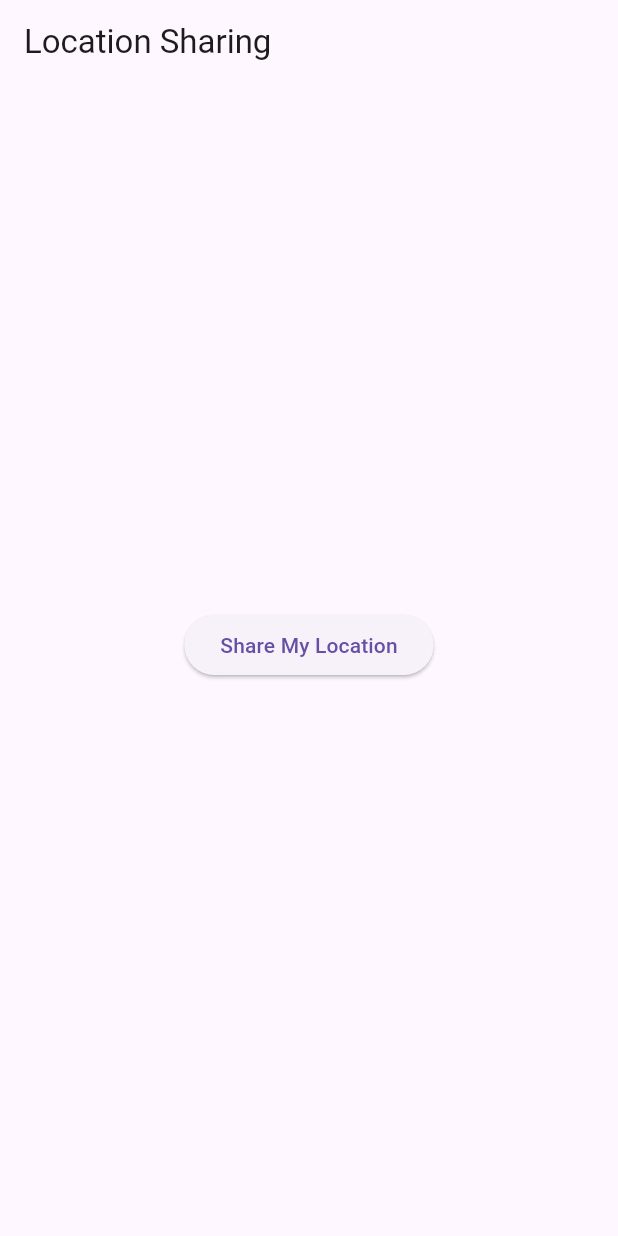
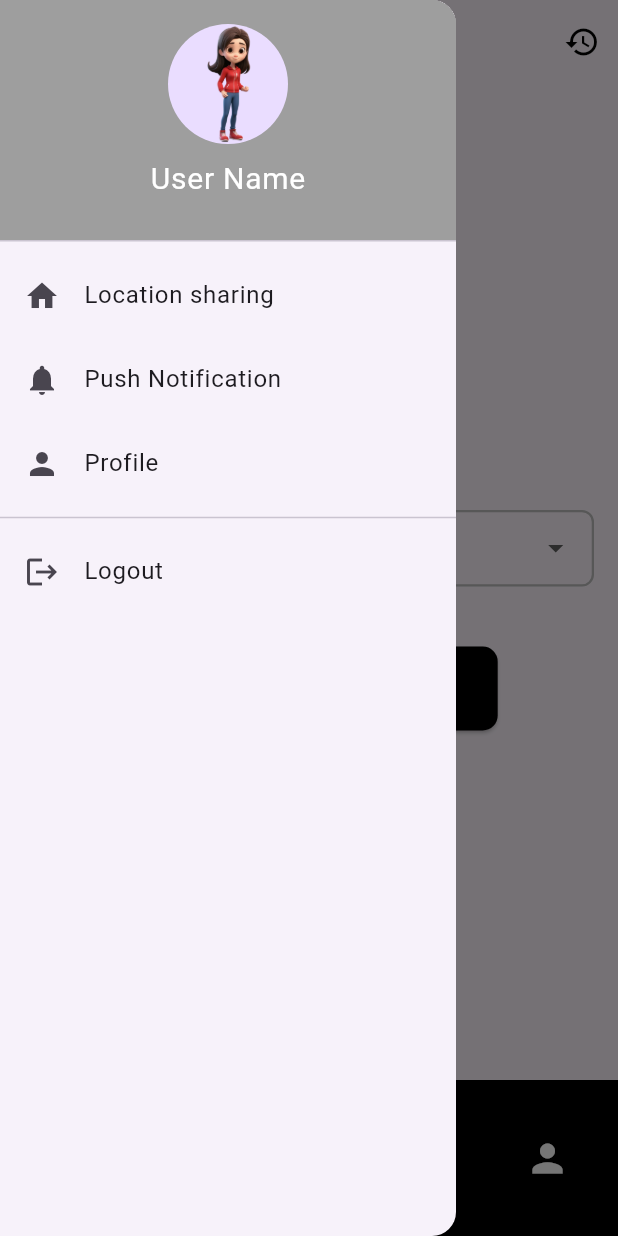
Before and after one commit to Davda-James/driver, a Flutter app: the screen it shows after launch, with the side drawer open (before the commit the screen has no drawer), on a phone screen of 412 x 824 dp. Run offline on Flutter 3.47's test engine with Material 3 defaults, Android fonts, the phone set to English and light mode, and no system bars; drawn by our look-alikes of google_nav_bar; our stand-ins replace firebase_core, firebase_database, geolocator; accounts and stored records are empty.

Commit message:
driver app started

```diff
--- /dev/null
+++ b/lib/bottomnavigationbar.dart
@@ -0,0 +1,58 @@
+import 'package:flutter/material.dart';
+import 'package:google_nav_bar/google_nav_bar.dart';
+
+class BottomNavBar extends StatelessWidget {
+  final int selectedIndex;
+  final Function(int) onTabChange;
+
+  const BottomNavBar({
+    Key? key,
+    required this.selectedIndex,
+    required this.onTabChange,
+  }) : super(key: key);
+
+  @override
+  Widget build(BuildContext context) {
+    return Container(
+      color: Colors.black,
+      child: Padding(
+        padding: const EdgeInsets.symmetric(horizontal: 15, vertical: 20),
+        child: GNav(
+          backgroundColor: Colors.black,
+          color: Colors.white,
+          rippleColor: Colors.black,
+          haptic: true,
+          tabBorderRadius: 30,
+          tabActiveBorder: Border.all(color: Colors.grey, width: 1),
+          tabBorder: Border.all(color: Colors.black, width: 1),
+          tabShadow: [
+            BoxShadow(color: Colors.black.withOpacity(0.5), blurRadius: 8),
+          ],
+          curve: Curves.fastOutSlowIn,
+          duration: const Duration(milliseconds: 250),
+          gap: 8,
+          activeColor: Colors.white,
+          iconSize: 30,
+          tabBackgroundColor: Colors.grey.shade500,
+          padding: const EdgeInsets.all(16),
+          tabs: [
+            GButton(
+              icon: Icons.home,
+              text: 'Home',
+            ),
+            GButton(
+              icon: Icons.notifications,
+              text: 'notification setting',
+            ),
+            GButton(
+              icon: Icons.person,
+              text: 'Profile',
+            ),
+          ],
+          selectedIndex: selectedIndex,
+          onTabChange: onTabChange,
+        ),
+      ),
+    );
+  }
+}
--- /dev/null
+++ b/lib/home.dart
@@ -0,0 +1,172 @@
+import 'package:flutter/material.dart';
+import 'sidebar.dart';
+import 'bottomnavigationbar.dart';
+import 'Notification.dart';
+import 'profile.dart';
+import 'notificationhsitory.dart';
+
+void main() {
+  runApp(MyApp());
+}
+
+class MyApp extends StatelessWidget {
+  @override
+  Widget build(BuildContext context) {
+    return MaterialApp(
+      title: 'Home Page',
+      theme: ThemeData(
+        primarySwatch: Colors.blue,
+      ),
+      home: HomePage(),
+    );
+  }
+}
+
+class HomePage extends StatefulWidget {
+  @override
+  _HomePageState createState() => _HomePageState();
+}
+
+class _HomePageState extends State<HomePage> {
+  int _selectedIndex = 0; // State variable to track the selected index
+  String _selectedBus = 'Bus A'; // Default bus selection
+
+  void _onSidebarItemSelected(int index) {
+    setState(() {
+      _selectedIndex = index;
+    });
+  }
+
+  void _onTabChange(int index) {
+    setState(() {
+      _selectedIndex = index;
+    });
+
+    // Navigate based on the selected tab
+    switch (index) {
+      case 0:
+      // Navigate to Home or refresh the current page
+        break;
+      case 1:
+        Navigator.push(
+          context,
+          MaterialPageRoute(builder: (context) => NotificationSettingsPage()),
+        );
+        break;
+
+      case 2:
+        Navigator.push(
+          context,
+          MaterialPageRoute(builder: (context) => ProfilePage()),
+        );
+        break;
+    }
+  }
+
+  void _shareLocation() {
+    // Implement location sharing logic here
+    ScaffoldMessenger.of(context).showSnackBar(
+      SnackBar(content: Text('Sharing location...')),
+    );
+  }
+
+  @override
+  Widget build(BuildContext context) {
+    return Scaffold(
+      appBar: AppBar(title: Text('Home Page'),
+        actions: [IconButton(
+          icon: Icon(Icons.history, color: Colors.black), // Back arrow icon
+          onPressed: () {
+            Navigator.of(context).push(MaterialPageRoute(builder: (context) => NotificationHistoryPage()));
+             // Navigate back to the previous page
+          },
+        ),
+        ],
+
+      ),
+      drawer: SideBar(
+        onItemSelected: _onSidebarItemSelected,
+      ),
+      body: Center(
+        child: SingleChildScrollView(
+          padding: EdgeInsets.all(16.0),
+          child: Column(
+            mainAxisAlignment: MainAxisAlignment.center,
+            crossAxisAlignment: CrossAxisAlignment.center,
+            children: [
+              // Dropdown for bus selection
+              Text(
+                'Select Bus',
+                style: TextStyle(
+                  fontSize: 22,
+                  fontWeight: FontWeight.bold,
+                  color: Colors.black,
+                ),
+              ),
+              SizedBox(height: 20),
+
+              // Updated Dropdown with a minimalistic and modern design
+              Container(
+                padding: EdgeInsets.symmetric(horizontal: 12),
+                decoration: BoxDecoration(
+                  borderRadius: BorderRadius.circular(8.0),
+                  border: Border.all(
+                    color: Colors.grey.shade400,
+                    width: 1.5,
+                  ),
+                ),
+                child: DropdownButtonHideUnderline(
+                  child: DropdownButton<String>(
+                    value: _selectedBus,
+                    isExpanded: true,
+                    icon: Icon(Icons.arrow_drop_down),
+                    onChanged: (String? newValue) {
+                      setState(() {
+                        _selectedBus = newValue!;
+                      });
+                    },
+                    items: <String>['Bus A', 'Bus B', 'Bus C']
+                        .map<DropdownMenuItem<String>>((String value) {
+                      return DropdownMenuItem<String>(
+                        value: value,
+                        child: Text(
+                          value,
+                          style: TextStyle(fontSize: 16),
+                        ),
+                      );
+                    }).toList(),
+                    hint: Text(
+                      'Choose a time slot',
+                      style: TextStyle(color: Colors.grey),
+                    ),
+                  ),
+                ),
+              ),
+              SizedBox(height: 40),
+
+              // Center the button with more styling
+              ElevatedButton(
+                onPressed: _shareLocation,
+                style: ElevatedButton.styleFrom(
+                  padding: EdgeInsets.symmetric(horizontal: 50, vertical: 15),
+                  shape: RoundedRectangleBorder(
+                    borderRadius: BorderRadius.circular(10),
+                  ),
+                  backgroundColor: Colors.black, // Button color
+                ),
+                child: Text(
+                  'Share My Location',
+                  style: TextStyle(fontSize: 18, color: Colors.white),
+                ),
+              ),
+            ],
+          ),
+        ),
+      ),
+      bottomNavigationBar: BottomNavBar(
+        selectedIndex: _selectedIndex,
+        onTabChange: _onTabChange,
+      ),
+    );
+  }
+}
--- a/lib/main.dart
+++ b/lib/main.dart
@@ -2,6 +2,7 @@ import 'package:flutter/material.dart';
 import 'package:firebase_core/firebase_core.dart';
 import 'LocationSharingScreen.dart';
 import 'firebase_options.dart';
+import 'home.dart';
 
 void main() async {
   WidgetsFlutterBinding.ensureInitialized();
@@ -13,8 +14,9 @@ class MyApp extends StatelessWidget {
   @override
   Widget build(BuildContext context) {
     return MaterialApp(
-      title: 'Location Sharing App',
-      home: LocationSharingScreen(),
+      debugShowCheckedModeBanner: false,
+      title: 'home',
+      home: HomePage(),
     );
   }
 }
--- /dev/null
+++ b/lib/sidebar.dart
@@ -0,0 +1,77 @@
+import 'package:flutter/material.dart';
+import 'home.dart';
+import 'Notification.dart';
+import 'profile.dart';
+
+
+
+class SideBar extends StatelessWidget {
+  final Function(int) onItemSelected;
+
+  const SideBar({super.key, required this.onItemSelected});
+
+  @override
+  Widget build(BuildContext context) {
+    return Drawer(
+      child:
+      ListView(
+        padding: EdgeInsets.zero,
+        children: [
+          DrawerHeader(
+            decoration: BoxDecoration(
+              color: Colors.grey.shade500,
+            ),
+            child: const Column(
+              children: [
+                CircleAvatar(
+                  radius: 40,
+                  backgroundImage: AssetImage('assets/images/pfp.png'), // Add your own image
+                ),
+                SizedBox(height: 8),
+                Text(
+                  'User Name',
+                  style: TextStyle(color: Colors.white, fontSize: 20),
+                ),
+              ],
+            ),
+          ),
+          ListTile(
+            leading: const Icon(Icons.home),
+            title: const Text('Location sharing'),
+            onTap: () {
+              onItemSelected(0);
+              Navigator.of(context).push(MaterialPageRoute(builder: (context) => HomePage()));
+
+              Navigator.pop(context); // Close the drawer
+            },
+          ),
+          ListTile(
+            leading: const Icon(Icons.notifications),
+            title: const Text('Push Notification'),
+            onTap: () {
+              onItemSelected(2);
+              Navigator.of(context).push(MaterialPageRoute(builder: (context) => NotificationSettingsPage())); // Close the drawer
+            },
+          ),
+          ListTile(
+            leading: const Icon(Icons.person),
+            title: const Text('Profile'),
+            onTap: () {
+              onItemSelected(3);
+              Navigator.of(context).push(MaterialPageRoute(builder: (context) => ProfilePage()));
+            },
+          ),
+          const Divider(),
+          ListTile(
+            leading: const Icon(Icons.logout),
+            title: const Text('Logout'),
+            onTap: () {
+              // Handle logout action here
+              Navigator.pop(context); // Close the drawer
+            },
+          ),
+        ],
+      ),
+    );
+  }
+}
--- a/pubspec.yaml
+++ b/pubspec.yaml
@@ -39,6 +39,7 @@ dependencies:
   geolocator: ^13.0.1
   http: ^1.2.2
   firebase_core: ^3.6.0
+  google_nav_bar:
 
 dev_dependencies:
   flutter_test:
@@ -63,8 +64,8 @@ flutter:
   uses-material-design: true
 
   # To add assets to your application, add an assets section, like this:
-  # assets:
-  #   - images/a_dot_burr.jpeg
+  assets:
+     - assets/images/
   #   - images/a_dot_ham.jpeg
 
   # An image asset can refer to one or more resolution-specific "variants", see
```
Also changed, not shown: lib/Notification.dart (added, +140 -0 lines), lib/notificationhsitory.dart (added, +112 -0 lines), lib/profile.dart (added, +131 -0 lines), assets/images/pfp.png (added), lib/navigationbar.dart (added), pubspec.lock, 1 other file.
